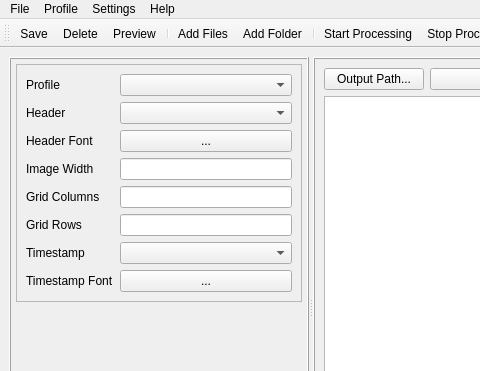
kaluga456/ScreenlistQt, file Screenlist/MainWindow.ui: the form before one commit; both pictures show x 0 to 480 and y 0 to 371 of the 1037 by 588 pixel window.
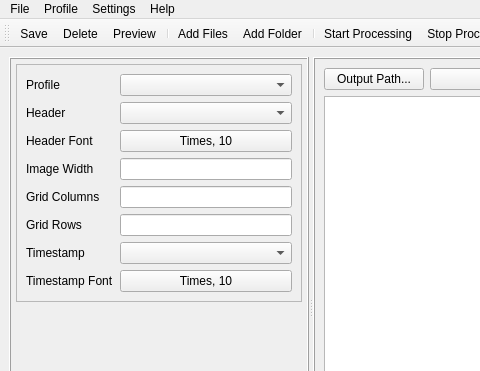
The form after the commit. Icons and pictures are not drawn.

The edit to the form file:
```diff
--- a/Screenlist/MainWindow.ui
+++ b/Screenlist/MainWindow.ui
@@ -143,8 +143,14 @@
            </item>
            <item row="5" column="1">
             <widget class="QPushButton" name="pbHeaderFont">
+             <property name="maximumSize">
+              <size>
+               <width>16777215</width>
+               <height>29</height>
+              </size>
+             </property>
              <property name="text">
-              <string>...</string>
+              <string>Times, 10</string>
              </property>
             </widget>
            </item>
@@ -182,8 +188,14 @@
            </item>
            <item row="13" column="1">
             <widget class="QPushButton" name="pbTimestampFont">
+             <property name="maximumSize">
+              <size>
+               <width>16777215</width>
+               <height>29</height>
+              </size>
+             </property>
              <property name="text">
-              <string>...</string>
+              <string>Times, 10</string>
              </property>
             </widget>
            </item>
```
